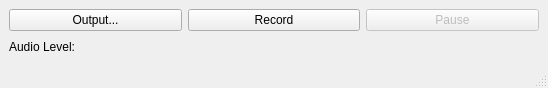
Above: audiorecorder.ui from ArthurFerreiraRodrigues/qt-audio-recorder before the change. Below: the same form after it.
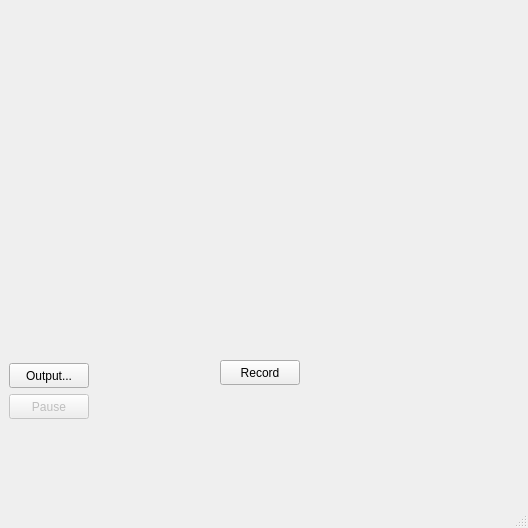
That is the form after the change.

Commit message: Gif adicionado com sucesso à tela

Diff of the .ui file:
```diff
--- a/audiorecorder.ui
+++ b/audiorecorder.ui
@@ -6,50 +6,88 @@
    <rect>
     <x>0</x>
     <y>0</y>
-    <width>548</width>
-    <height>88</height>
+    <width>528</width>
+    <height>528</height>
    </rect>
   </property>
   <property name="windowTitle">
    <string>MainWindow</string>
   </property>
   <widget class="QWidget" name="centralwidget">
-   <layout class="QGridLayout" name="gridLayout_3">
-    <item row="0" column="1">
-     <widget class="QPushButton" name="recordButton">
+   <widget class="QPushButton" name="outputButton">
+    <property name="geometry">
+     <rect>
+      <x>9</x>
+      <y>363</y>
+      <width>80</width>
+      <height>25</height>
+     </rect>
+    </property>
       <property name="text">
-       <string>Record</string>
-      </property>
-     </widget>
-    </item>
-    <item row="0" column="2">
+     <string>Output...</string>
+    </property>
+   </widget>
      <widget class="QPushButton" name="pauseButton">
       <property name="enabled">
        <bool>false</bool>
       </property>
+    <property name="geometry">
+     <rect>
+      <x>9</x>
+      <y>394</y>
+      <width>80</width>
+      <height>25</height>
+     </rect>
+    </property>
       <property name="text">
        <string>Pause</string>
       </property>
      </widget>
-    </item>
-    <item row="0" column="0">
-     <widget class="QPushButton" name="outputButton">
+   <widget class="QPushButton" name="recordButton">
+    <property name="geometry">
+     <rect>
+      <x>220</x>
+      <y>360</y>
+      <width>80</width>
+      <height>25</height>
+     </rect>
+    </property>
       <property name="text">
-       <string>Output...</string>
-      </property>
-     </widget>
-    </item>
-    <item row="1" column="0">
-     <widget class="QLabel" name="levelLabel">
+     <string>Record</string>
+    </property>
+   </widget>
+   <widget class="QLabel" name="gifLabel">
+    <property name="enabled">
+     <bool>true</bool>
+    </property>
+    <property name="geometry">
+     <rect>
+      <x>0</x>
+      <y>0</y>
+      <width>528</width>
+      <height>528</height>
+     </rect>
+    </property>
       <property name="text">
-       <string>Audio Level:</string>
-      </property>
-     </widget>
-    </item>
-    <item row="1" column="1" colspan="2">
+     <string/>
+    </property>
+   </widget>
+   <widget class="QWidget" name="">
+    <property name="geometry">
+     <rect>
+      <x>170</x>
+      <y>400</y>
+      <width>431</width>
+      <height>20</height>
+     </rect>
+    </property>
      <layout class="QVBoxLayout" name="levelsLayout"/>
-    </item>
-   </layout>
+   </widget>
+   <zorder>gifLabel</zorder>
+   <zorder>outputButton</zorder>
+   <zorder>pauseButton</zorder>
+   <zorder>recordButton</zorder>
+   <zorder></zorder>
   </widget>
   <widget class="QStatusBar" name="statusbar"/>
  </widget>
```
Left out of the diff: 40 changed lines with no effect on the pictures. Lines whose indentation alone changed are shown as unchanged. The commit also changes 6 other files.
